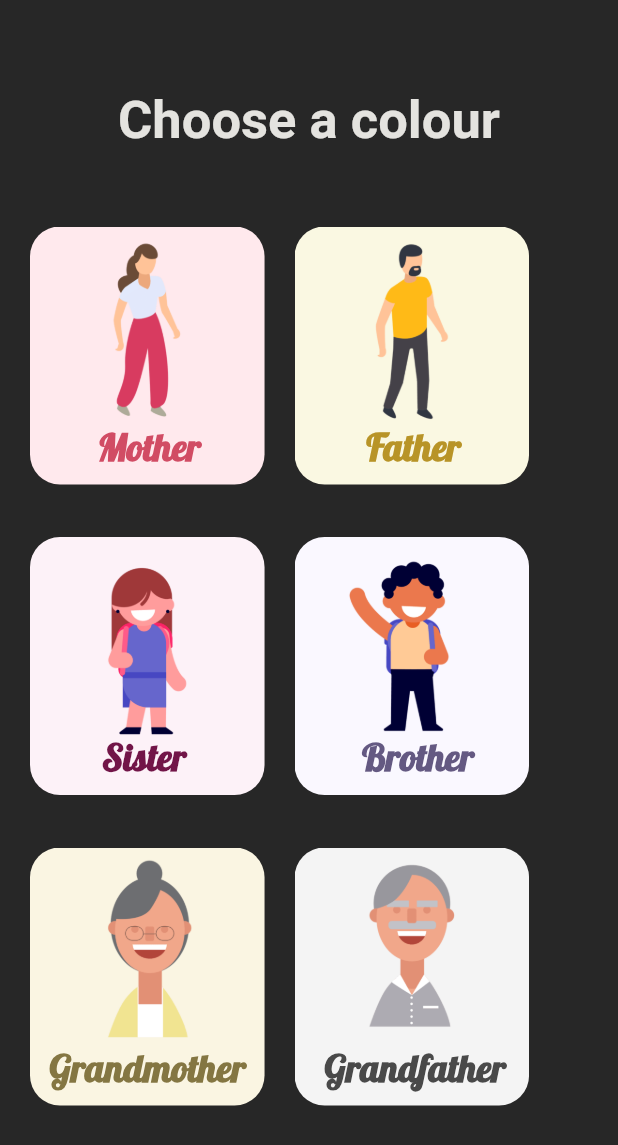
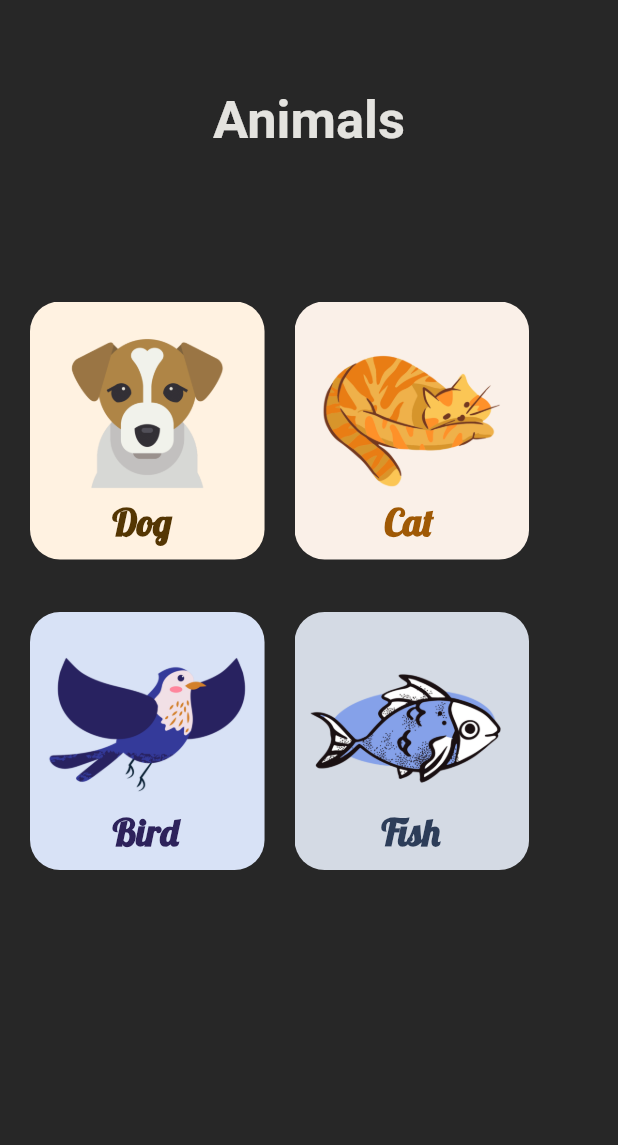
Before and after one commit to srishtiv27/give_me_a_sign, a Flutter app: the screen it shows after launch, on a phone screen of 412 x 824 dp. Shown: the top 1145 px of the screen. Run offline on Flutter 3.47's test engine with Material 2 defaults, Android fonts, the phone set to English and light mode, and no system bars; our stand-ins replace carousel_slider.

Commit message:
Added animals menu

```diff
--- a/lib/main.dart
+++ b/lib/main.dart
@@ -1,9 +1,11 @@
 import 'package:flutter/material.dart';
 import 'package:give_me_a_sign/screens/alphabets_page.dart';
+import 'package:give_me_a_sign/screens/animals_menu.dart';
 import 'package:give_me_a_sign/screens/colours_menu.dart';
 import 'package:give_me_a_sign/screens/days_and_months_menu.dart';
 import 'package:give_me_a_sign/screens/days_page.dart';
 import 'package:give_me_a_sign/screens/family_menu.dart';
+import 'package:give_me_a_sign/screens/food_menu.dart';
 import 'package:give_me_a_sign/screens/learn_menu.dart';
 import 'package:give_me_a_sign/screens/menu_page.dart';
 
@@ -20,7 +22,7 @@ class GiveMeASign extends StatelessWidget {
   Widget build(BuildContext context) {
     return MaterialApp(
       title: 'Give Me a Sign',
-      initialRoute: FamilyMenu.id,
+      initialRoute: AnimalsMenu.id,
       routes: {
         MenuPage.id: (context) => MenuPage(),
         LearnMenu.id: (context) => LearnMenu(),
@@ -31,6 +33,8 @@ class GiveMeASign extends StatelessWidget {
         DaysAndMonthsMenu.id: (context) => DaysAndMonthsMenu(),
         ColoursMenu.id: (context) => ColoursMenu(),
         FamilyMenu.id: (context) => FamilyMenu(),
+        FoodMenu.id: (context) => FoodMenu(),
+        AnimalsMenu.id: (context) => AnimalsMenu(),
       },
     );
   }
--- /dev/null
+++ b/lib/screens/animals_menu.dart
@@ -0,0 +1,76 @@
+import 'package:flutter/material.dart';
+import 'package:give_me_a_sign/widgets/learn_card.dart';
+
+class AnimalsMenu extends StatelessWidget {
+  static String id = 'animals_menu';
+  @override
+  Widget build(BuildContext context) {
+    return Scaffold(
+      backgroundColor: Color(0xFF272727),
+      body: Padding(
+        padding: EdgeInsets.only(left: 20.0, top: 60.0, right: 20.0),
+        child: SingleChildScrollView(
+          child: Column(
+            children: <Widget>[
+              Text(
+                'Animals',
+                style: TextStyle(
+                  fontSize: 35.0,
+                  fontWeight: FontWeight.bold,
+                  color: Color(0xFFE4E3DF),
+                ),
+              ),
+              SizedBox(
+                height: 100.0,
+              ),
+              Row(
+                children: [
+                  LearnCard(
+                    image: 'assets/images/animal_cards/dog.png',
+                    label: 'Dog',
+                    color: Color(0xFF543603),
+                    left: 55.0,
+                  ),
+                  SizedBox(
+                    width: 20.0,
+                  ),
+                  LearnCard(
+                    image: 'assets/images/animal_cards/cat.png',
+                    label: 'Cat',
+                    left: 60,
+                    color: Color(0xFF9F5905),
+                  )
+                ],
+              ),
+              SizedBox(
+                height: 35.0,
+              ),
+              Row(
+                children: [
+                  LearnCard(
+                    image: 'assets/images/animal_cards/bird.png',
+                    label: 'Bird',
+                    left: 55.0,
+                    color: Color(0xFF2D225B),
+                  ),
+                  SizedBox(
+                    width: 20.0,
+                  ),
+                  LearnCard(
+                    image: 'assets/images/animal_cards/fish.png',
+                    label: 'Fish',
+                    left: 58,
+                    color: Color(0XFF2D3D59),
+                  )
+                ],
+              ),
+              SizedBox(
+                height: 35.0,
+              ),
+            ],
+          ),
+        ),
+      ),
+    );
+  }
+}
--- a/pubspec.yaml
+++ b/pubspec.yaml
@@ -36,7 +36,8 @@ flutter:
     - assets/images/days/
     - assets/images/colour_cards/
     - assets/images/family_cards/
-
+    - assets/images/food_cards/
+    - assets/images/animal_cards/
 
   fonts:
     - family: Lobster
```
Also changed, not shown: lib/screens/food_menu.dart (added, +120 -0 lines), assets/images/animal_cards/bird.png (added), assets/images/animal_cards/cat.png (added), assets/images/animal_cards/dog.png (added), assets/images/animal_cards/fish.png (added), assets/images/food_cards/apple.png (added), assets/images/food_cards/banana.png (added), assets/images/food_cards/bread.png (added), assets/images/food_cards/cake.png (added), assets/images/food_cards/icecream.png (added), assets/images/food_cards/milk.png (added), assets/images/food_cards/samosa.png (added), assets/images/food_cards/water.png (added), 2 other files.
